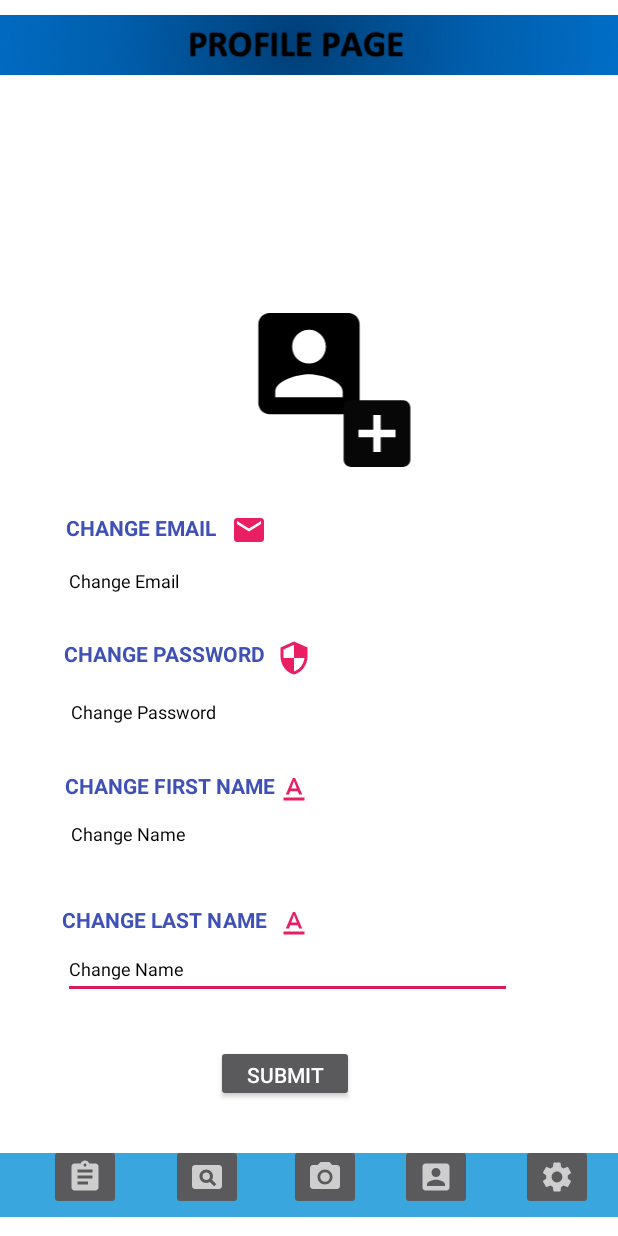
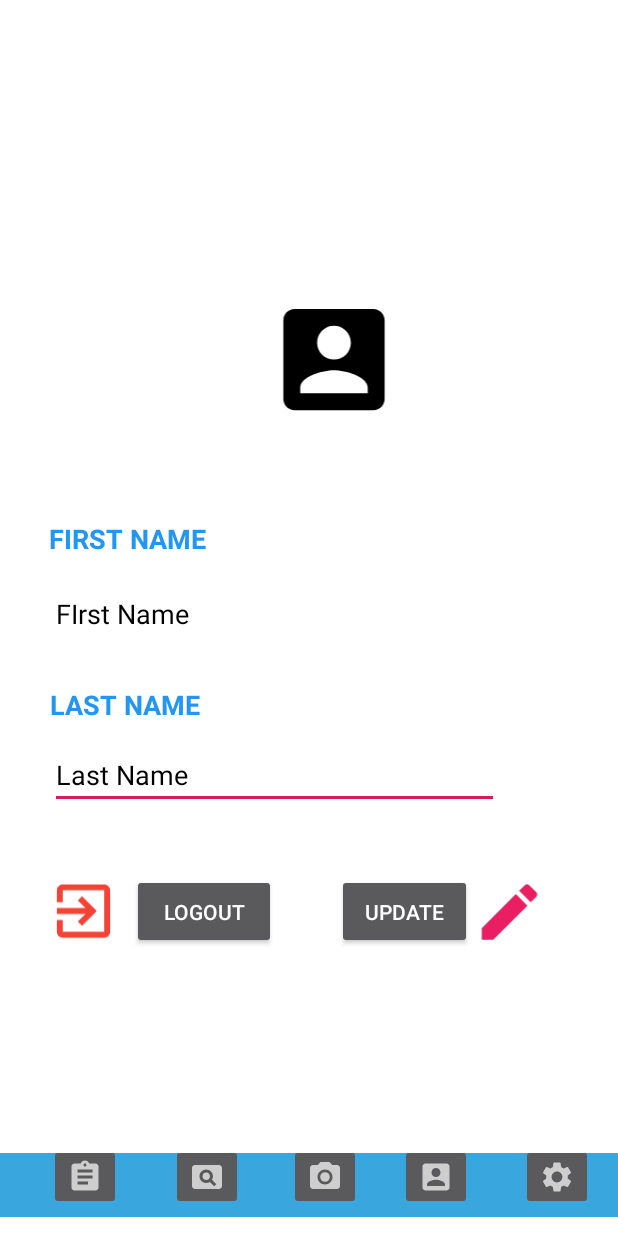
Before and after one commit to Ssak4395/digidocs, an Android app: the Profile screen opened directly, with no data from a screen before it, on a phone screen of 412 x 824 dp. Run offline under Robolectric (Android 15) with nearby library versions, the light colour scheme and no system bars; our stand-ins replace Firebase (no records; nobody signed in at launch, a user with empty details on screens opened directly); Roboto replaces fonts that are not available here.

Commit message:
seperated editing to profile page

```diff
--- a/app/src/main/AndroidManifest.xml
+++ b/app/src/main/AndroidManifest.xml
@@ -28,6 +28,9 @@
             android:name=".activities.Camera"
             android:label="@string/app_name" />
         <activity
+            android:name=".activities.profile_updateEdit"
+            android:label="@string/app_name" />
+        <activity
             android:name=".activities.Profile"
             android:label="@string/app_name" />
         <activity
--- a/app/src/main/java/com/example/digitaldocs/activities/Profile.java
+++ b/app/src/main/java/com/example/digitaldocs/activities/Profile.java
@@ -26,6 +26,8 @@ import com.google.firebase.firestore.FirebaseFirestoreException;
 
 public class Profile extends AppCompatActivity {
 
+
+     private Button exit;
 
      /**
       * FOR NAVIGATION BAR
@@ -60,6 +62,10 @@ public class Profile extends AppCompatActivity {
      link_profile();
      link_receipt();
      link_setting();
+     link_exit();
+     link_update();
+
+
 
      name = findViewById(R.id.test);
      email = findViewById(R.id.test1);
@@ -71,9 +77,9 @@ public class Profile extends AppCompatActivity {
 
      firstName = findViewById(R.id.editfirstName);
      LastName = findViewById(R.id.editLastName);
-     userEmail = findViewById(R.id.email);
 
-     update = findViewById(R.id.button);
+
+
      user = fAuth.getCurrentUser();
 
 
@@ -85,73 +91,13 @@ public class Profile extends AppCompatActivity {
           name.setText(documentSnapshot.getString("First Name"));
           email.setText(documentSnapshot.getString("Email"));
 
-          userEmail.setText(documentSnapshot.getString("Email"));
           firstName.setText(documentSnapshot.getString("First Name"));
           LastName.setText(documentSnapshot.getString("Last Name"));
 
 
      }
      });
-
-
-
-          update.setOnClickListener(new View.OnClickListener() {
-               @Override
-               public void onClick(View v) {
-                    if(firstName.getText().toString().isEmpty()|| LastName.getText().toString().isEmpty() || userEmail.getText().toString().isEmpty()) {
-
-                         Toast.makeText(Profile.this,"You havent made any changes",Toast.LENGTH_SHORT).show();
-                         return;
-
      }
-                    final String changeEmail = userEmail.getText().toString();
-                    user.updateEmail(changeEmail).addOnSuccessListener(new OnSuccessListener<Void>() {
-                         @Override
-                         public void onSuccess(Void aVoid) {
-                              DocumentReference docRef = fStore.collection("users").document(user.getUid());
-                              Map<String,Object> edited = new HashMap<>();
-                              edited.put("Email",changeEmail);
-                              edited.put("First Name,",firstName.getText().toString());
-                              edited.put("Last Name,",LastName.getText().toString());
-                              docRef.update(edited).addOnSuccessListener(new OnSuccessListener<Void>() {
-                                   @Override
-                                   public void onSuccess(Void aVoid) {
-                                        Toast.makeText(Profile.this,"Profile Updated",Toast.LENGTH_SHORT).show();
-                                   }
-                              });
-
-                              Toast.makeText(Profile.this,"EMAIL HAS BEEN CHANGED",Toast.LENGTH_SHORT).show();
-
-
-                         }
-                    }).addOnFailureListener(new OnFailureListener() {
-                         @Override
-                         public void onFailure(@NonNull Exception e) {
-                              Toast.makeText(Profile.this,e.getMessage(),Toast.LENGTH_SHORT).show();
-                         }
-                    });
-
-
-               }
-          });
-
-
-
-
-
-
-
-     }
-
-
-
-
-
-
-
-
-
-
 
      private void link_camera()
      {
@@ -165,14 +111,25 @@ public class Profile extends AppCompatActivity {
      }
      });
      }
+     private void link_update()
+     {
+          final Intent intent = new Intent(this, profile_updateEdit.class);
+
+          update.setOnClickListener(new View.OnClickListener() {
+               @Override
+               public void onClick(View view) {
+                    Profile.this.startActivity(intent);
+
+               }
+          });
+     }
 
      private void link_profile() {
           final Intent intent = new Intent(this, Profile.class);
 
           profile.setOnClickListener(new View.OnClickListener() {
           @Override
-     public void onClick(View view) {
-     Profile.this.startActivity(intent);
+          public void onClick(View view) { Profile.this.startActivity(intent);
 
           }
           });
@@ -201,13 +158,28 @@ public class Profile extends AppCompatActivity {
      }
      });
      }
+     private void link_exit()
+     {
+          final Intent intent = new Intent(this, HomeActivity.class);
+
+          exit.setOnClickListener(new View.OnClickListener() {
+               @Override
+               public void onClick(View view) {
+                    Profile.this.startActivity(intent);
+
+               }
+          });
+     }
 
      private void setScene()
      {
+          update = findViewById(R.id.button);
+     exit = findViewById(R.id.LOGOUT);
      camera = findViewById(R.id.done);
      profile = findViewById(R.id.dd);
      settings = findViewById(R.id.ee);
      receipt = findViewById(R.id.aa);
+
      }
 
 
--- /dev/null
+++ b/app/src/main/res/drawable/ic_baseline_edit_24.xml
@@ -0,0 +1,10 @@
+<vector xmlns:android="http://schemas.android.com/apk/res/android"
+    android:width="24dp"
+    android:height="24dp"
+    android:viewportWidth="24"
+    android:viewportHeight="24"
+    android:tint="?attr/colorControlNormal">
+  <path
+      android:fillColor="@android:color/white"
+      android:pathData="M3,17.25V21h3.75L17.81,9.94l-3.75,-3.75L3,17.25zM20.71,7.04c0.39,-0.39 0.39,-1.02 0,-1.41l-2.34,-2.34c-0.39,-0.39 -1.02,-0.39 -1.41,0l-1.83,1.83 3.75,3.75 1.83,-1.83z"/>
+</vector>
--- /dev/null
+++ b/app/src/main/res/drawable/ic_baseline_exit_to_app_24.xml
@@ -0,0 +1,10 @@
+<vector xmlns:android="http://schemas.android.com/apk/res/android"
+    android:width="24dp"
+    android:height="24dp"
+    android:viewportWidth="24"
+    android:viewportHeight="24"
+    android:tint="?attr/colorControlNormal">
+  <path
+      android:fillColor="@android:color/white"
+      android:pathData="M10.09,15.59L11.5,17l5,-5 -5,-5 -1.41,1.41L12.67,11H3v2h9.67l-2.58,2.59zM19,3H5c-1.11,0 -2,0.9 -2,2v4h2V5h14v14H5v-4H3v4c0,1.1 0.89,2 2,2h14c1.1,0 2,-0.9 2,-2V5c0,-1.1 -0.9,-2 -2,-2z"/>
+</vector>
--- a/app/src/main/res/layout/profile_page.xml
+++ b/app/src/main/res/layout/profile_page.xml
@@ -13,50 +13,38 @@
         tools:layout_editor_absoluteX="0dp"
         tools:layout_editor_absoluteY="0dp">
 
-        <ImageView
-            android:id="@+id/imageView27"
-            android:layout_width="wrap_content"
-            android:layout_height="wrap_content"
-            android:tint="#E91E63"
-            app:layout_constraintBottom_toBottomOf="parent"
-            app:layout_constraintEnd_toEndOf="parent"
-            app:layout_constraintHorizontal_bias="0.475"
-            app:layout_constraintStart_toStartOf="parent"
-            app:layout_constraintTop_toTopOf="parent"
-            app:layout_constraintVertical_bias="0.755"
-            app:srcCompat="@drawable/ic_baseline_text_format_24" />
-
         <EditText
             android:id="@+id/editLastName"
             android:layout_width="299dp"
             android:layout_height="39dp"
             android:ems="10"
             android:foreground="@android:color/transparent"
-            android:hint="Change Name"
+            android:hint="Last Name"
             android:inputType="textPersonName"
             android:textColor="#000000"
             android:textColorHint="#000000"
-            android:textSize="12sp"
+            android:textSize="18sp"
             app:layout_constraintBottom_toBottomOf="parent"
             app:layout_constraintEnd_toEndOf="parent"
-            app:layout_constraintHorizontal_bias="0.375"
+            app:layout_constraintHorizontal_bias="0.294"
             app:layout_constraintStart_toStartOf="parent"
             app:layout_constraintTop_toTopOf="parent"
-            app:layout_constraintVertical_bias="0.799" />
+            app:layout_constraintVertical_bias="0.637" />
 
         <TextView
             android:id="@+id/textView4"
             android:layout_width="wrap_content"
             android:layout_height="wrap_content"
-            android:text="CHANGE LAST NAME"
-            android:textColor="#3F51B5"
+            android:text="LAST NAME"
+            android:textColor="#2196F3"
+            android:textSize="18sp"
             android:textStyle="bold"
             app:layout_constraintBottom_toBottomOf="parent"
             app:layout_constraintEnd_toEndOf="parent"
-            app:layout_constraintHorizontal_bias="0.149"
+            app:layout_constraintHorizontal_bias="0.107"
             app:layout_constraintStart_toStartOf="parent"
             app:layout_constraintTop_toTopOf="parent"
-            app:layout_constraintVertical_bias="0.75" />
+            app:layout_constraintVertical_bias="0.572" />
 
         <EditText
             android:id="@+id/editfirstName"
@@ -64,59 +52,23 @@
             android:layout_height="39dp"
             android:ems="10"
             android:foreground="@android:color/transparent"
-            android:hint="Change Name"
+            android:hint="FIrst Name"
             android:inputType="textPersonName"
             android:textColor="#000000"
             android:textColorHint="#000000"
-            android:textSize="12sp"
+            android:textSize="18sp"
             app:layout_constraintBottom_toBottomOf="parent"
             app:layout_constraintEnd_toEndOf="parent"
-            app:layout_constraintHorizontal_bias="0.383"
+            app:layout_constraintHorizontal_bias="0.294"
             app:layout_constraintStart_toStartOf="parent"
-            app:layout_constraintTop_toTopOf="parent"
-            app:layout_constraintVertical_bias="0.684" />
-
-        <EditText
-            android:id="@+id/email"
-            android:layout_width="294dp"
-            android:layout_height="37dp"
-            android:ems="10"
-            android:hint="Change Email"
-            android:inputType="textEmailAddress"
-            android:shadowColor="#201E1E"
-            android:textColor="#000000"
-            android:textColorHint="#000000"
-            android:textSize="12sp"
-            app:layout_constraintBottom_toBottomOf="parent"
-            app:layout_constraintEnd_toEndOf="parent"
-            app:layout_constraintHorizontal_bias="0.358"
-            app:layout_constraintStart_toStartOf="parent"
-            app:layout_constraintTop_toTopOf="parent"
-            app:layout_constraintVertical_bias="0.469" />
-
-        <EditText
-            android:id="@+id/password"
-            android:layout_width="298dp"
-            android:layout_height="40dp"
-            android:ems="10"
-            android:hint="Change Password"
-            android:inputType="textPassword"
-            android:textColor="#000000"
-            android:textColorHint="#000000"
-            android:textSize="12sp"
-            app:layout_constraintBottom_toBottomOf="parent"
-            app:layout_constraintEnd_toEndOf="parent"
-            app:layout_constraintHorizontal_bias="0.38"
-            app:layout_constraintStart_toStartOf="parent"
-            app:layout_constraintTop_toTopOf="parent"
-            app:layout_constraintVertical_bias="0.58" />
+            app:layout_constraintTop_toTopOf="parent" />
 
         <TextView
             android:id="@+id/test"
             android:layout_width="wrap_content"
             android:layout_height="wrap_content"
             android:textColor="#0C0C0C"
-            android:textSize="18sp"
+            android:textSize="30sp"
             app:layout_constraintBottom_toBottomOf="parent"
             app:layout_constraintEnd_toEndOf="parent"
             app:layout_constraintHorizontal_bias="0.498"
@@ -129,12 +81,13 @@
             android:layout_width="248dp"
             android:layout_height="33dp"
             android:textColor="#0B0A0A"
+            android:textStyle="bold"
             app:layout_constraintBottom_toBottomOf="parent"
             app:layout_constraintEnd_toEndOf="parent"
-            app:layout_constraintHorizontal_bias="0.496"
+            app:layout_constraintHorizontal_bias="0.699"
             app:layout_constraintStart_toStartOf="parent"
             app:layout_constraintTop_toTopOf="parent"
-            app:layout_constraintVertical_bias="0.177" />
+            app:layout_constraintVertical_bias="0.179" />
 
         <ImageView
             android:id="@+id/imageView18"
@@ -143,65 +96,26 @@
             android:tint="#000000"
             app:layout_constraintBottom_toBottomOf="parent"
             app:layout_constraintEnd_toEndOf="parent"
+            app:layout_constraintHorizontal_bias="0.558"
             app:layout_constraintStart_toStartOf="parent"
             app:layout_constraintTop_toTopOf="parent"
-            app:layout_constraintVertical_bias="0.269"
+            app:layout_constraintVertical_bias="0.265"
             app:srcCompat="@drawable/ic_baseline_account_box_24" />
-
-        <ImageView
-            android:id="@+id/imageView21"
-            android:layout_width="68dp"
-            android:layout_height="59dp"
-            android:tint="#070707"
-            app:layout_constraintBottom_toBottomOf="parent"
-            app:layout_constraintEnd_toEndOf="parent"
-            app:layout_constraintHorizontal_bias="0.632"
-            app:layout_constraintStart_toStartOf="parent"
-            app:layout_constraintTop_toTopOf="parent"
-            app:layout_constraintVertical_bias="0.339"
-            app:srcCompat="@drawable/ic_baseline_add_box_24" />
-
-        <TextView
-            android:id="@+id/textView14"
-            android:layout_width="wrap_content"
-            android:layout_height="wrap_content"
-            android:text="CHANGE EMAIL"
-            android:textColor="#3F51B5"
-            android:textStyle="bold"
-            app:layout_constraintBottom_toBottomOf="parent"
-            app:layout_constraintEnd_toEndOf="parent"
-            app:layout_constraintHorizontal_bias="0.141"
-            app:layout_constraintStart_toStartOf="parent"
-            app:layout_constraintTop_toTopOf="parent"
-            app:layout_constraintVertical_bias="0.425" />
-
-        <TextView
-            android:id="@+id/textView15"
-            android:layout_width="wrap_content"
-            android:layout_height="wrap_content"
-            android:text="CHANGE PASSWORD"
-            android:textColor="#3F51B5"
-            android:textStyle="bold"
-            app:layout_constraintBottom_toBottomOf="parent"
-            app:layout_constraintEnd_toEndOf="parent"
-            app:layout_constraintHorizontal_bias="0.155"
-            app:layout_constraintStart_toStartOf="parent"
-            app:layout_constraintTop_toTopOf="parent"
-            app:layout_constraintVertical_bias="0.529" />
 
         <TextView
             android:id="@+id/textView18"
             android:layout_width="wrap_content"
             android:layout_height="wrap_content"
-            android:text="CHANGE FIRST NAME"
-            android:textColor="#3F51B5"
+            android:text="FIRST NAME"
+            android:textColor="#2196F3"
+            android:textSize="18sp"
             android:textStyle="bold"
             app:layout_constraintBottom_toBottomOf="parent"
             app:layout_constraintEnd_toEndOf="parent"
-            app:layout_constraintHorizontal_bias="0.159"
+            app:layout_constraintHorizontal_bias="0.107"
             app:layout_constraintStart_toStartOf="parent"
             app:layout_constraintTop_toTopOf="parent"
-            app:layout_constraintVertical_bias="0.639" />
+            app:layout_constraintVertical_bias="0.434" />
 
         <ImageView
             android:id="@+id/imageView8"
@@ -214,18 +128,6 @@
             app:layout_constraintTop_toTopOf="parent"
             app:layout_constraintVertical_bias="1.0"
             app:srcCompat="@drawable/screen_shot_2020_09_18_at_11_10_49_pm" />
-
-        <ImageView
-            android:id="@+id/imageView30"
-            android:layout_width="wrap_content"
-            android:layout_height="wrap_content"
-            app:layout_constraintBottom_toBottomOf="parent"
-            app:layout_constraintEnd_toEndOf="parent"
-            app:layout_constraintHorizontal_bias="0.0"
-            app:layout_constraintStart_toStartOf="parent"
-            app:layout_constraintTop_toTopOf="parent"
-            app:layout_constraintVertical_bias="0.0"
-            app:srcCompat="@drawable/screen_shot_2020_09_21_at_1_47_42_am" />
 
         <ImageButton
             android:id="@+id/aa"
@@ -289,54 +191,53 @@
 
         <Button
             android:id="@+id/button"
-            android:layout_width="92dp"
-            android:layout_height="38dp"
-            android:text="Submit"
+            android:layout_width="90dp"
+            android:layout_height="50dp"
+            android:text="UPDATE"
             app:layout_constraintBottom_toBottomOf="parent"
             app:layout_constraintEnd_toEndOf="parent"
-            app:layout_constraintHorizontal_bias="0.451"
+            app:layout_constraintHorizontal_bias="0.697"
             app:layout_constraintStart_toStartOf="parent"
             app:layout_constraintTop_toTopOf="parent"
-            app:layout_constraintVertical_bias="0.886" />
+            app:layout_constraintVertical_bias="0.753" />
+
+        <Button
+            android:id="@+id/LOGOUT "
+            android:layout_width="96dp"
+            android:layout_height="50dp"
+            android:text="LOGOUT"
+            app:layout_constraintBottom_toBottomOf="parent"
+            app:layout_constraintEnd_toEndOf="parent"
+            app:layout_constraintHorizontal_bias="0.279"
+            app:layout_constraintStart_toStartOf="parent"
+            app:layout_constraintTop_toTopOf="parent"
+            app:layout_constraintVertical_bias="0.753" />
 
         <ImageView
-            android:id="@+id/imageView15"
-            android:layout_width="wrap_content"
-            android:layout_height="wrap_content"
+            android:id="@+id/imageView25"
+            android:layout_width="47dp"
+            android:layout_height="49dp"
+            android:tint="#F44336"
+            app:layout_constraintBottom_toBottomOf="parent"
+            app:layout_constraintEnd_toEndOf="parent"
+            app:layout_constraintHorizontal_bias="0.087"
+            app:layout_constraintStart_toStartOf="parent"
+            app:layout_constraintTop_toTopOf="parent"
+            app:layout_constraintVertical_bias="0.752"
+            app:srcCompat="@drawable/ic_baseline_exit_to_app_24" />
+
+        <ImageView
+            android:id="@+id/imageView27"
+            android:layout_width="50dp"
+            android:layout_height="49dp"
             android:tint="#E91E63"
             app:layout_constraintBottom_toBottomOf="parent"
             app:layout_constraintEnd_toEndOf="parent"
-            app:layout_constraintHorizontal_bias="0.397"
+            app:layout_constraintHorizontal_bias="0.869"
             app:layout_constraintStart_toStartOf="parent"
             app:layout_constraintTop_toTopOf="parent"
-            app:layout_constraintVertical_bias="0.427"
-            app:srcCompat="@drawable/ic_baseline_email_24" />
-
-        <ImageView
-            android:id="@+id/imageView24"
-            android:layout_width="wrap_content"
-            android:layout_height="wrap_content"
-            android:tint="#E91E63"
-            app:layout_constraintBottom_toBottomOf="parent"
-            app:layout_constraintEnd_toEndOf="parent"
-            app:layout_constraintHorizontal_bias="0.475"
-            app:layout_constraintStart_toStartOf="parent"
-            app:layout_constraintTop_toTopOf="parent"
-            app:layout_constraintVertical_bias="0.533"
-            app:srcCompat="@drawable/ic_baseline_security_24" />
-
-        <ImageView
-            android:id="@+id/imageView25"
-            android:layout_width="wrap_content"
-            android:layout_height="wrap_content"
-            android:tint="#E91E63"
-            app:layout_constraintBottom_toBottomOf="parent"
-            app:layout_constraintEnd_toEndOf="parent"
-            app:layout_constraintHorizontal_bias="0.475"
-            app:layout_constraintStart_toStartOf="parent"
-            app:layout_constraintTop_toTopOf="parent"
-            app:layout_constraintVertical_bias="0.643"
-            app:srcCompat="@drawable/ic_baseline_text_format_24" />
+            app:layout_constraintVertical_bias="0.753"
+            app:srcCompat="@drawable/ic_baseline_edit_24" />
 
     </androidx.constraintlayout.widget.ConstraintLayout>
 
```
Also changed, not shown: app/src/main/java/com/example/digitaldocs/activities/profile_updateEdit.java (added, +115 -0 lines), app/src/main/res/layout/setting_page.xml (+0 -11 lines), app/src/main/res/layout/update_profile.xml (added, +138 -0 lines), app/src/main/res/drawable/logout_isolated_special_cyan_blue_round_button_abstract_illustration_logout_special_cyan_blue_round_button_103957079.jpg (added). Lines whose indentation alone changed are shown as unchanged.
